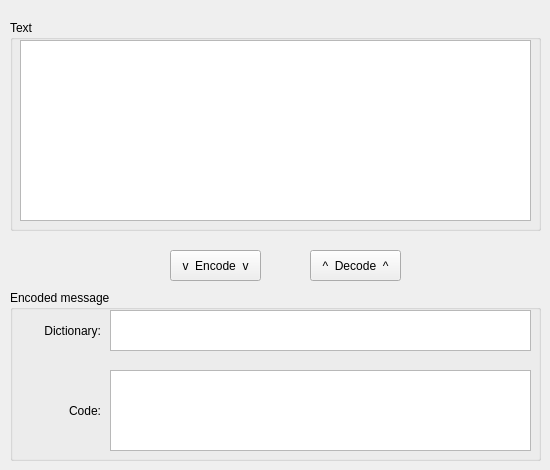
The window that gui_elements/MainWindow.ui (AnonymDavid/lzw) describes before a commit, drawn with Qt 5.
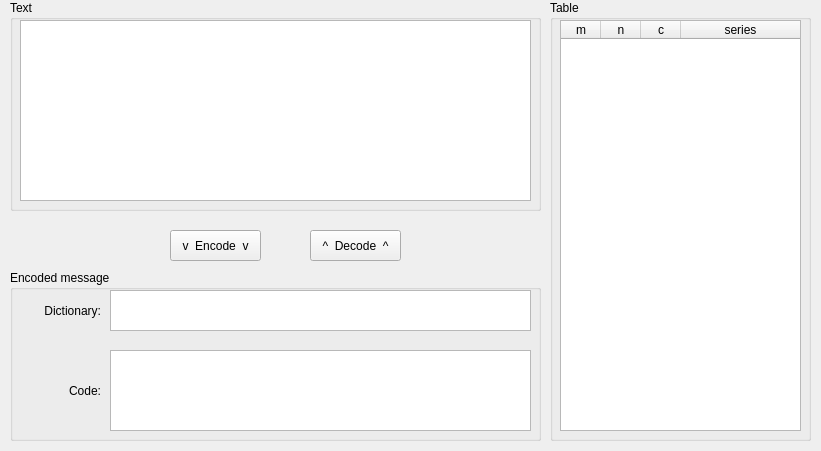
The same window after the commit.

Commit message: Dictionary table display

```diff
--- a/gui_elements/MainWindow.ui
+++ b/gui_elements/MainWindow.ui
@@ -6,8 +6,8 @@
    <rect>
     <x>0</x>
     <y>0</y>
-    <width>550</width>
-    <height>470</height>
+    <width>821</width>
+    <height>451</height>
    </rect>
   </property>
   <property name="windowTitle">
@@ -18,7 +18,7 @@
     <property name="geometry">
      <rect>
       <x>10</x>
-      <y>20</y>
+      <y>0</y>
       <width>531</width>
       <height>211</height>
      </rect>
@@ -46,7 +46,7 @@
     <property name="geometry">
      <rect>
       <x>10</x>
-      <y>290</y>
+      <y>270</y>
       <width>531</width>
       <height>171</height>
      </rect>
@@ -121,7 +121,7 @@
     <property name="geometry">
      <rect>
       <x>170</x>
-      <y>250</y>
+      <y>230</y>
       <width>91</width>
       <height>31</height>
      </rect>
@@ -134,7 +134,7 @@
     <property name="geometry">
      <rect>
       <x>310</x>
-      <y>250</y>
+      <y>230</y>
       <width>91</width>
       <height>31</height>
      </rect>
@@ -143,6 +143,67 @@
      <string>^  Decode  ^</string>
     </property>
    </widget>
+   <widget class="QGroupBox" name="grpTable">
+    <property name="geometry">
+     <rect>
+      <x>550</x>
+      <y>0</y>
+      <width>261</width>
+      <height>441</height>
+     </rect>
+    </property>
+    <property name="title">
+     <string>Table</string>
+    </property>
+    <widget class="QTableWidget" name="tblTable">
+     <property name="geometry">
+      <rect>
+       <x>10</x>
+       <y>20</y>
+       <width>241</width>
+       <height>411</height>
+      </rect>
+     </property>
+     <attribute name="horizontalHeaderMinimumSectionSize">
+      <number>30</number>
+     </attribute>
+     <attribute name="horizontalHeaderDefaultSectionSize">
+      <number>40</number>
+     </attribute>
+     <attribute name="horizontalHeaderStretchLastSection">
+      <bool>true</bool>
+     </attribute>
+     <attribute name="verticalHeaderVisible">
+      <bool>false</bool>
+     </attribute>
+     <attribute name="verticalHeaderMinimumSectionSize">
+      <number>15</number>
+     </attribute>
+     <attribute name="verticalHeaderDefaultSectionSize">
+      <number>20</number>
+     </attribute>
+     <column>
+      <property name="text">
+       <string>m</string>
+      </property>
+     </column>
+     <column>
+      <property name="text">
+       <string>n</string>
+      </property>
+     </column>
+     <column>
+      <property name="text">
+       <string>c</string>
+      </property>
+     </column>
+     <column>
+      <property name="text">
+       <string>series</string>
+      </property>
+     </column>
+    </widget>
+   </widget>
   </widget>
  </widget>
  <resources/>
```
The commit also changes 4 other files.
